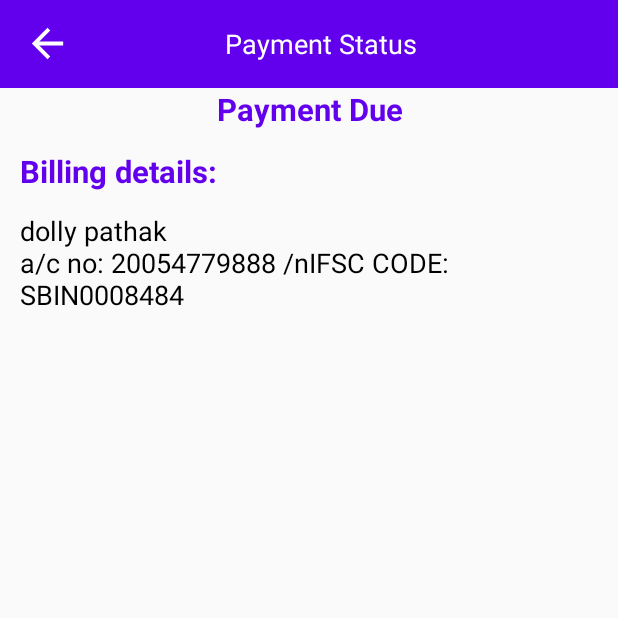
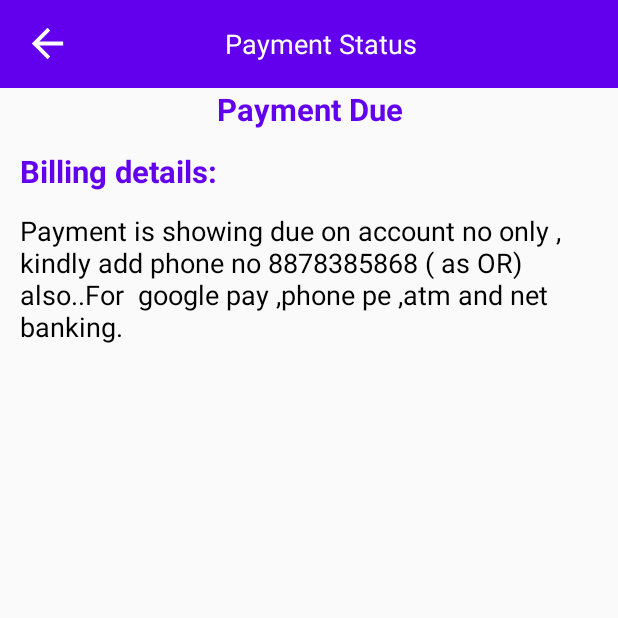
Before and after one commit to raghsahu/TrinetraAppDonor, an Android app: the Payment_History_Activity screen opened directly, with no data from a screen before it, on a phone screen of 412 x 824 dp, the top half of it. Run offline under Robolectric (Android 15) with nearby library versions, the phone set to English and light mode, and no system bars; our stand-ins replace data binding, sdp/ssp sizes; network calls fail.

Commit message:
new changes

```diff
--- a/app/src/main/java/com/trinetraapp/activity/Registration.java
+++ b/app/src/main/java/com/trinetraapp/activity/Registration.java
@@ -209,7 +209,6 @@ public class Registration extends AppCompatActivity {
         map.put("address", et_address);
         map.put("reference", et_reference);
 
-
         apiInterface.RegisterApi(map)
                 .subscribeOn(Schedulers.io())
                 .observeOn(AndroidSchedulers.mainThread())
@@ -240,7 +239,7 @@ public class Registration extends AppCompatActivity {
 //                                    startActivity(intent);
 //                                    finish();
 //                                }
-                                utilities.dialogOK(Registration.this, "Success", "Register successful! \nPlease wait for admin approval. Thanks!", getString(R.string.ok), true);
+                                utilities.dialogOK(Registration.this, "Success", "Register successful!", getString(R.string.ok), true);
 
 
                             } else {
--- a/app/src/main/res/layout/activity_payment__history.xml
+++ b/app/src/main/res/layout/activity_payment__history.xml
@@ -78,7 +78,7 @@
             style="@style/text_14_black"
             android:layout_width="match_parent"
             android:layout_height="wrap_content"
-            android:text="dolly pathak \na/c no: 20054779888 /nIFSC CODE: SBIN0008484"
+            android:text="Payment is showing due on account no only , kindly add phone no 8878385868 ( as OR) also..For  google pay ,phone pe ,atm and net banking."
             android:textAlignment="textStart"
             android:textStyle="normal">
 
```
